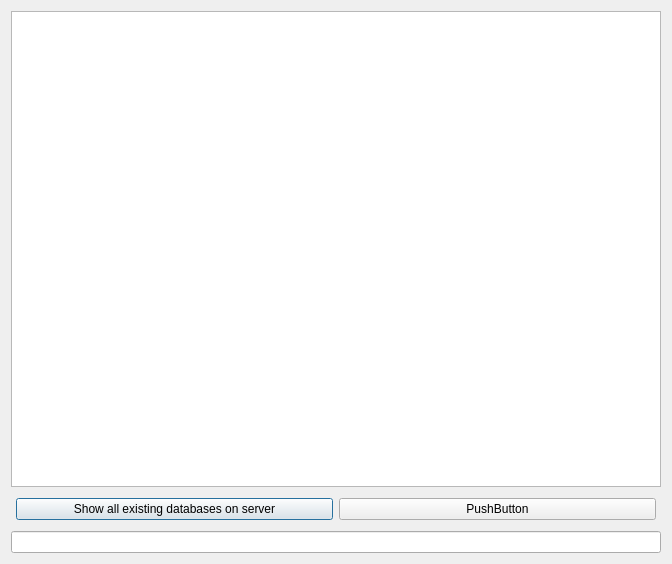
Above: databases.ui from TiReks33/adb-explorer before the change. Below: the same form after it.
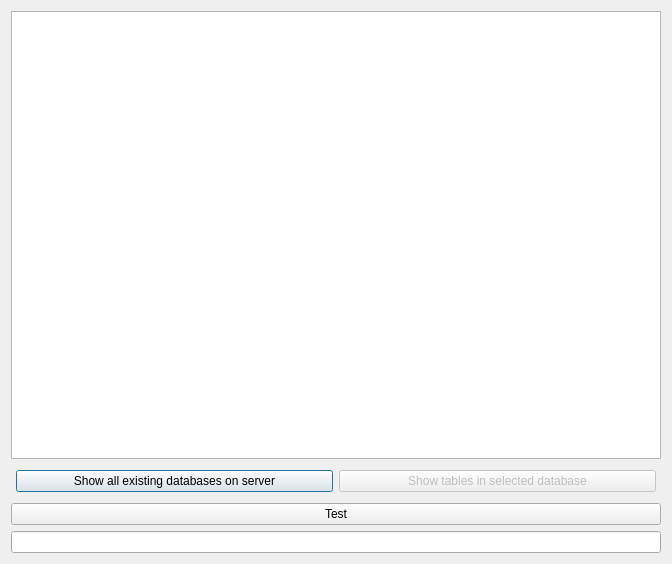
That is the form after the change.

Commit message: 6 - after struct 'auth' added; functional db's-tables complete; before separate 'db-table-etc.' windows

The edit to the form file:
```diff
--- a/databases.ui
+++ b/databases.ui
@@ -17,7 +17,14 @@
    <item>
     <layout class="QVBoxLayout" name="verticalLayout">
      <item>
-      <widget class="QTableView" name="tableView"/>
+      <widget class="QTableView" name="tableView">
+       <property name="sizePolicy">
+        <sizepolicy hsizetype="MinimumExpanding" vsizetype="MinimumExpanding">
+         <horstretch>0</horstretch>
+         <verstretch>0</verstretch>
+        </sizepolicy>
+       </property>
+      </widget>
      </item>
     </layout>
    </item>
@@ -43,14 +50,24 @@
       </widget>
      </item>
      <item>
-      <widget class="QPushButton" name="pushButton_2">
+      <widget class="QPushButton" name="showTables_button">
+       <property name="enabled">
+        <bool>false</bool>
+       </property>
        <property name="text">
-        <string>PushButton</string>
+        <string>Show tables in selected database</string>
        </property>
       </widget>
      </item>
     </layout>
    </item>
+   <item>
+    <widget class="QPushButton" name="pushButton">
+     <property name="text">
+      <string>Test</string>
+     </property>
+    </widget>
+   </item>
    <item>
     <layout class="QVBoxLayout" name="statusBarLayout">
      <property name="sizeConstraint">
```
Left out of the diff: 2 changed lines with no effect on the pictures. The commit also changes 11 other files.
